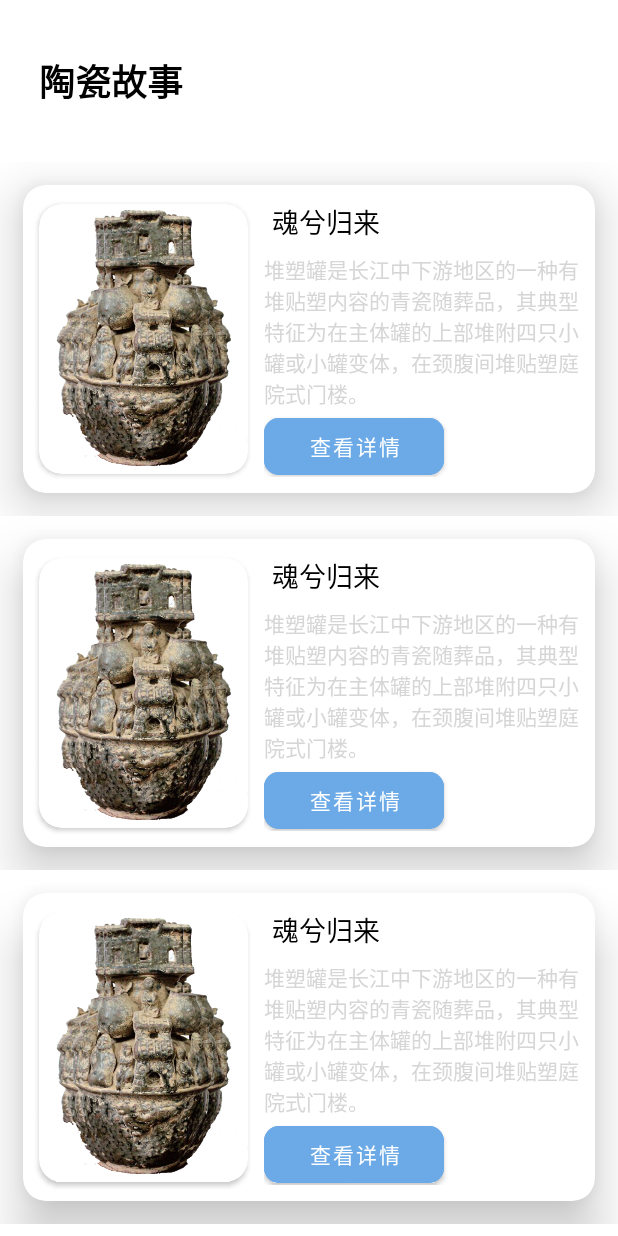
After one commit to leiteorz/PorcelainApp, an Android app: the PorcelainStoryActivity screen opened directly, with no data from a screen before it, on a phone screen of 412 x 824 dp. The commit adds this screen. Run offline under Robolectric (Android 15) with nearby library versions, the phone set to English and light mode, and no system bars.

Commit message:
陶瓷故事

```diff
--- a/samples/ar-model-viewer/build.gradle
+++ b/samples/ar-model-viewer/build.gradle
@@ -48,10 +48,13 @@ android {
 }
 
 dependencies {
+    //Room
+    def room_version="2.4.1"
+    implementation "androidx.room:room-runtime:$room_version"
+    annotationProcessor "androidx.room:room-compiler:$room_version"
     //MMKV——基于 mmap 的高性能通用 key-value 组件
     implementation 'com.tencent:mmkv:1.2.15'
     implementation 'androidx.constraintlayout:constraintlayout:2.0.4'
-
     //请修改为使用 DialogX 的最新版本
     def dialogx_version = "0.0.47"
     //添加对应的包文件，可根据需要选择，请将 dialogx_version 的版本号与您正在使用的 DialogX 主库保持一致
--- /dev/null
+++ b/samples/ar-model-viewer/src/main/java/com/android/china/adpter/PorcelainStoryAdapter.java
@@ -0,0 +1,61 @@
+package com.android.china.adpter;
+
+import android.view.LayoutInflater;
+import android.view.View;
+import android.view.ViewGroup;
+import android.widget.ImageView;
+import android.widget.TextView;
+
+import com.android.china.model.PorcelainStory;
+import com.google.android.material.button.MaterialButton;
+import com.google.ar.sceneform.samples.gltf.R;
+
+import java.util.List;
+
+import androidx.annotation.NonNull;
+import androidx.recyclerview.widget.RecyclerView;
+
+public class PorcelainStoryAdapter extends RecyclerView.Adapter<PorcelainStoryAdapter.ViewHolder> {
+    private List<PorcelainStory> mList;
+
+    static class ViewHolder extends RecyclerView.ViewHolder{
+        ImageView porcelainStoryImage;
+        TextView porcelainStoryName;
+        TextView porcelainStoryDescription;
+        MaterialButton porcelainStoryBtn;
+
+        public ViewHolder(View view){
+            super(view);
+
+            porcelainStoryImage = view.findViewById(R.id.porcelain_story_image);
+            porcelainStoryName = view.findViewById(R.id.porcelain_story_name);
+            porcelainStoryDescription = view.findViewById(R.id.porcelain_story_description);
+            porcelainStoryBtn = view.findViewById(R.id.porcelain_story_btn);
+        }
+    }
+
+    public PorcelainStoryAdapter(List<PorcelainStory> list){
+        mList = list;
+    }
+
+    @Override
+    public ViewHolder onCreateViewHolder(ViewGroup parent, int viewType) {
+        View view = LayoutInflater.from(parent.getContext()).inflate(R.layout.recyclerview_porcelain_story_item,parent,false);
+        ViewHolder viewHolder = new ViewHolder(view);
+
+        return viewHolder;
+    }
+
+    @Override
+    public void onBindViewHolder(ViewHolder holder, int position) {
+        PorcelainStory porcelainStory = mList.get(position);
+        holder.porcelainStoryName.setText(porcelainStory.getName());
+        holder.porcelainStoryDescription.setText(porcelainStory.getDescription());
+        holder.porcelainStoryImage.setImageResource(porcelainStory.getImageId());
+    }
+
+    @Override
+    public int getItemCount() {
+        return mList.size();
+    }
+}
--- /dev/null
+++ b/samples/ar-model-viewer/src/main/java/com/android/china/model/PorcelainStory.java
@@ -0,0 +1,46 @@
+package com.android.china.model;
+
+public class PorcelainStory {
+    int id = -1;
+    String name;
+    String description;
+    int imageId;
+
+    public PorcelainStory(String _name,String _description,int _imageId){
+        this.name = _name;
+        this.description = _description;
+        this.imageId = _imageId;
+    }
+
+    public int getId() {
+        return id;
+    }
+
+    public void setId(int id) {
+        this.id = id;
+    }
+
+    public String getName() {
+        return name;
+    }
+
+    public void setName(String name) {
+        this.name = name;
+    }
+
+    public String getDescription() {
+        return description;
+    }
+
+    public void setDescription(String description) {
+        this.description = description;
+    }
+
+    public int getImageId() {
+        return imageId;
+    }
+
+    public void setImageId(int imageId) {
+        this.imageId = imageId;
+    }
+}
--- a/samples/ar-model-viewer/src/main/java/com/android/china/view/FirstPageActivity.java
+++ b/samples/ar-model-viewer/src/main/java/com/android/china/view/FirstPageActivity.java
@@ -55,6 +55,9 @@ public class FirstPageActivity extends AppCompatActivity {
         initClick();
     }
     public void initClick(){
+        /**
+         * 跳转至馆藏
+         */
         binding.guanCang.setOnClickListener(new View.OnClickListener() {
             @Override
             public void onClick(View view) {
@@ -63,7 +66,19 @@ public class FirstPageActivity extends AppCompatActivity {
                 startActivity(intent);
             }
         });
+        /**
+         * 跳转至故事
+         */
+        binding.stroyBtn.setOnClickListener(new View.OnClickListener() {
+            @Override
+            public void onClick(View v) {
+                Intent intent = new Intent();
+                intent.setClass(FirstPageActivity.this,PorcelainStoryActivity.class);
+                startActivity(intent);
+            }
+        });
     }
+
     public void initStatus(){
         myStatusBarTransparency = new MyStatusBarTransparency();
         myStatusBarTransparency.setFullscreen(true,true,this);
--- /dev/null
+++ b/samples/ar-model-viewer/src/main/java/com/android/china/view/PorcelainStoryActivity.java
@@ -0,0 +1,64 @@
+package com.android.china.view;
+
+import androidx.appcompat.app.AppCompatActivity;
+import androidx.recyclerview.widget.LinearLayoutManager;
+
+import android.os.Bundle;
+import android.view.View;
+
+import com.android.china.adpter.PorcelainStoryAdapter;
+import com.android.china.model.PorcelainStory;
+import com.android.china.utils.MyStatusBarTransparency;
+import com.google.ar.sceneform.samples.gltf.R;
+import com.google.ar.sceneform.samples.gltf.databinding.ActivityPorcelainStoryBinding;
+
+import java.util.ArrayList;
+import java.util.List;
+
+public class PorcelainStoryActivity extends AppCompatActivity {
+    private ActivityPorcelainStoryBinding binding;
+    private MyStatusBarTransparency myStatusBarTransparency;
+    private List<PorcelainStory> mList = new ArrayList<>();
+
+    @Override
+    protected void onCreate(Bundle savedInstanceState) {
+        super.onCreate(savedInstanceState);
+
+        initBinding();
+        initStatus();
+        initToolBar();
+
+        initPorcelainStoryList();
+        initRecyclerView();
+    }
+
+    private void initBinding(){
+        binding = ActivityPorcelainStoryBinding.inflate(getLayoutInflater());
+        View view = binding.getRoot();
+        setContentView(view);
+    }
+
+    private void initToolBar(){
+        binding.toolbarPorcelainStory.setTitle("陶瓷故事");
+    }
+
+    private void initStatus(){
+        myStatusBarTransparency = new MyStatusBarTransparency();
+        myStatusBarTransparency.setFullscreen(true,true,this);
+        myStatusBarTransparency.setAndroidNativeLightStatusBar(this,true);
+    }
+
+    private void initPorcelainStoryList(){
+        for (int i=0;i<10;i++){
+            PorcelainStory porcelainStory = new PorcelainStory("魂兮归来","堆塑罐是长江中下游地区的一种有堆贴塑内容的青瓷随葬品，其典型特征为在主体罐的上部堆附四只小罐或小罐变体，在颈腹间堆贴塑庭院式门楼。",R.drawable.story_first);
+            mList.add(porcelainStory);
+        }
+    }
+
+    private void initRecyclerView(){
+        LinearLayoutManager layoutManager = new LinearLayoutManager(this);
+        binding.porcelainStoryRecyclerView.setLayoutManager(layoutManager);
+        PorcelainStoryAdapter adapter = new PorcelainStoryAdapter(mList);
+        binding.porcelainStoryRecyclerView.setAdapter(adapter);
+    }
+}
--- a/samples/ar-model-viewer/src/main/res/layout/activity_first_page.xml
+++ b/samples/ar-model-viewer/src/main/res/layout/activity_first_page.xml
@@ -89,7 +89,7 @@
                     app:civ_border_width="2dp"/>
 
                 <de.hdodenhof.circleimageview.CircleImageView
-                    android:id="@+id/guShi"
+                    android:id="@+id/stroy_btn"
                     android:layout_width="80dp"
                     android:layout_height="80dp"
                     android:layout_gravity="center"
--- /dev/null
+++ b/samples/ar-model-viewer/src/main/res/layout/activity_porcelain_story.xml
@@ -0,0 +1,30 @@
+<?xml version="1.0" encoding="utf-8"?>
+<LinearLayout xmlns:android="http://schemas.android.com/apk/res/android"
+    xmlns:app="http://schemas.android.com/apk/res-auto"
+    xmlns:tools="http://schemas.android.com/tools"
+    android:layout_width="match_parent"
+    android:layout_height="match_parent"
+    android:orientation="vertical"
+    tools:context="com.android.china.view.PorcelainStoryActivity">
+
+    <!--toolbar-->
+    <androidx.appcompat.widget.Toolbar
+        android:id="@+id/toolbar_porcelain_story"
+        app:contentInsetLeft="0dp"
+        app:contentInsetStart="0dp"
+        app:contentInsetEnd="0dp"
+        app:maxButtonHeight="20dp"
+        app:titleMargin="0dp"
+        android:background="@color/white"
+        app:titleTextAppearance="@style/toolbar_testStyle"
+        app:titleTextColor="@color/black"
+        android:layout_margin="26dp"
+        android:layout_width="match_parent"
+        android:layout_height="wrap_content"/>
+
+    <androidx.recyclerview.widget.RecyclerView
+        android:id="@+id/porcelain_story_recycler_view"
+        android:layout_width="match_parent"
+        android:layout_height="wrap_content"/>
+
+</LinearLayout>
--- a/samples/ar-model-viewer/src/main/res/layout/activity_second_page.xml
+++ b/samples/ar-model-viewer/src/main/res/layout/activity_second_page.xml
@@ -31,6 +31,7 @@
         <LinearLayout
             android:layout_width="match_parent"
             android:orientation="vertical"
+            android:padding="5dp"
             android:layout_height="80dp">
 
             <TextView
@@ -57,7 +58,7 @@
             android:text="diy瓷器"
             android:textSize="18sp"
             android:textColor="@color/black"
-            android:layout_marginLeft="10dp"
+            android:layout_marginLeft="20dp"
             android:layout_width="wrap_content"
             android:layout_height="wrap_content"/>
 
@@ -73,7 +74,7 @@
             android:textSize="18sp"
             android:layout_marginTop="15dp"
             android:textColor="@color/black"
-            android:layout_marginLeft="10dp"
+            android:layout_marginLeft="20dp"
             android:layout_width="wrap_content"
             android:layout_height="wrap_content"/>
 
--- /dev/null
+++ b/samples/ar-model-viewer/src/main/res/layout/recyclerview_porcelain_story_item.xml
@@ -0,0 +1,79 @@
+<?xml version="1.0" encoding="utf-8"?>
+<LinearLayout xmlns:android="http://schemas.android.com/apk/res/android"
+    android:layout_width="match_parent"
+    android:layout_height="wrap_content"
+    xmlns:app="http://schemas.android.com/apk/res-auto">
+
+    <androidx.cardview.widget.CardView
+        android:layout_width="match_parent"
+        android:layout_margin="15dp"
+        app:cardCornerRadius="15dp"
+        app:cardElevation="20dp"
+        android:layout_height="205dp">
+
+        <LinearLayout
+            android:layout_margin="5dp"
+            android:layout_width="match_parent"
+            android:orientation="horizontal"
+            android:layout_height="match_parent">
+
+            <androidx.cardview.widget.CardView
+                android:layout_width="0dp"
+                android:layout_weight="2"
+                app:cardCornerRadius="15dp"
+                android:padding="5dp"
+                android:layout_gravity="center_vertical"
+                android:layout_margin="5dp"
+                android:layout_height="180dp">
+
+                <ImageView
+                    android:id="@+id/porcelain_story_image"
+                    android:background="@drawable/story_first"
+                    android:layout_width="match_parent"
+                    android:layout_height="match_parent"/>
+
+            </androidx.cardview.widget.CardView>
+
+            <LinearLayout
+                android:layout_weight="3"
+                android:layout_width="0dp"
+                android:layout_margin="5dp"
+                android:orientation="vertical"
+                android:layout_height="match_parent">
+
+                <TextView
+                    android:id="@+id/porcelain_story_name"
+                    android:text="魂兮归来"
+                    android:textSize="18sp"
+                    android:textColor="@color/black"
+                    android:layout_marginLeft="5dp"
+                    android:layout_width="wrap_content"
+                    android:layout_height="wrap_content"/>
+
+                <TextView
+                    android:id="@+id/porcelain_story_description"
+                    android:layout_marginTop="8dp"
+                    android:textColor="@color/black70"
+                    android:text="堆塑罐是长江中下游地区的一种有堆贴塑内容的青瓷随葬品，其典型特征为在主体罐的上部堆附四只小罐或小罐变体，在颈腹间堆贴塑庭院式门楼。"
+                    android:layout_width="match_parent"
+                    android:layout_height="wrap_content"/>
+
+                <com.google.android.material.button.MaterialButton
+                    android:id="@+id/porcelain_story_btn"
+                    android:text="查看详情"
+                    android:layout_width="120dp"
+                    android:backgroundTint="#6BAAE6"
+                    app:cornerRadius="10dp"
+                    android:gravity="center"
+                    app:rippleColor="@color/white"
+                    android:layout_gravity="bottom"
+                    android:layout_height="50dp"/>
+
+            </LinearLayout>
+
+        </LinearLayout>
+
+    </androidx.cardview.widget.CardView>
+
+
+</LinearLayout>
```
Also changed, not shown: samples/ar-model-viewer/src/main/AndroidManifest.xml (+17 -1 lines), samples/ar-model-viewer/src/main/res/drawable/story_first.png (added).
